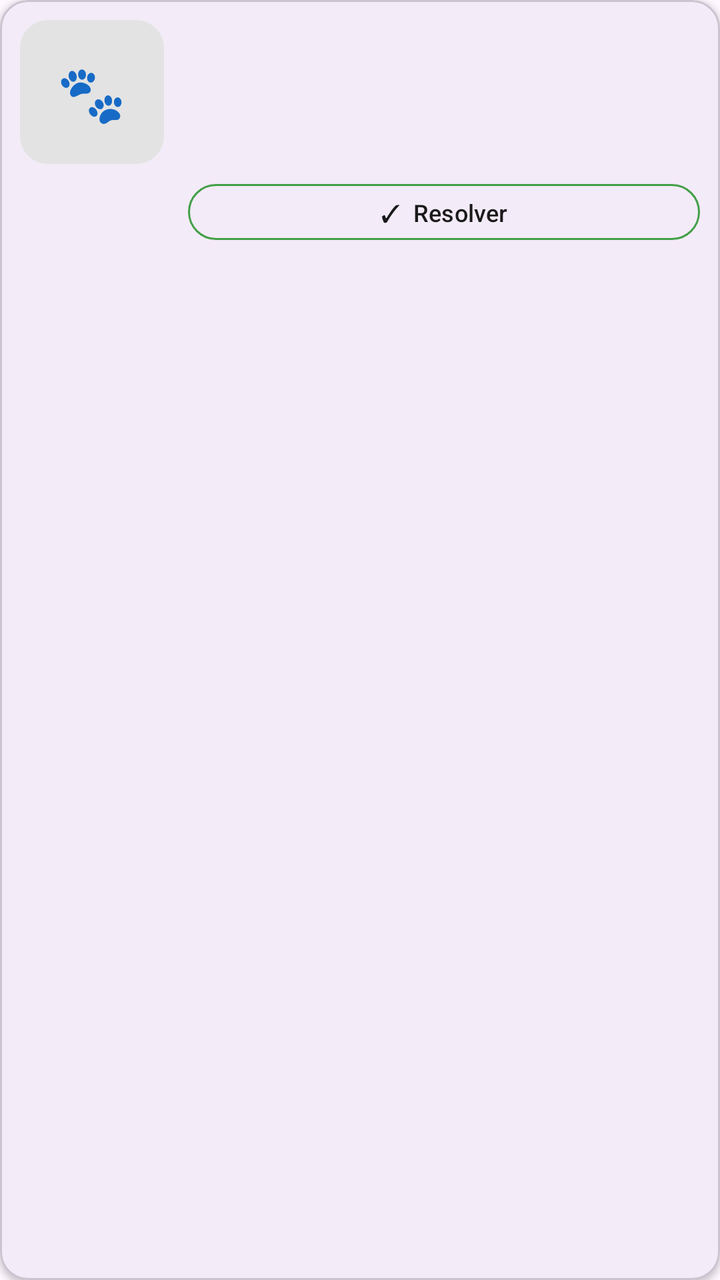
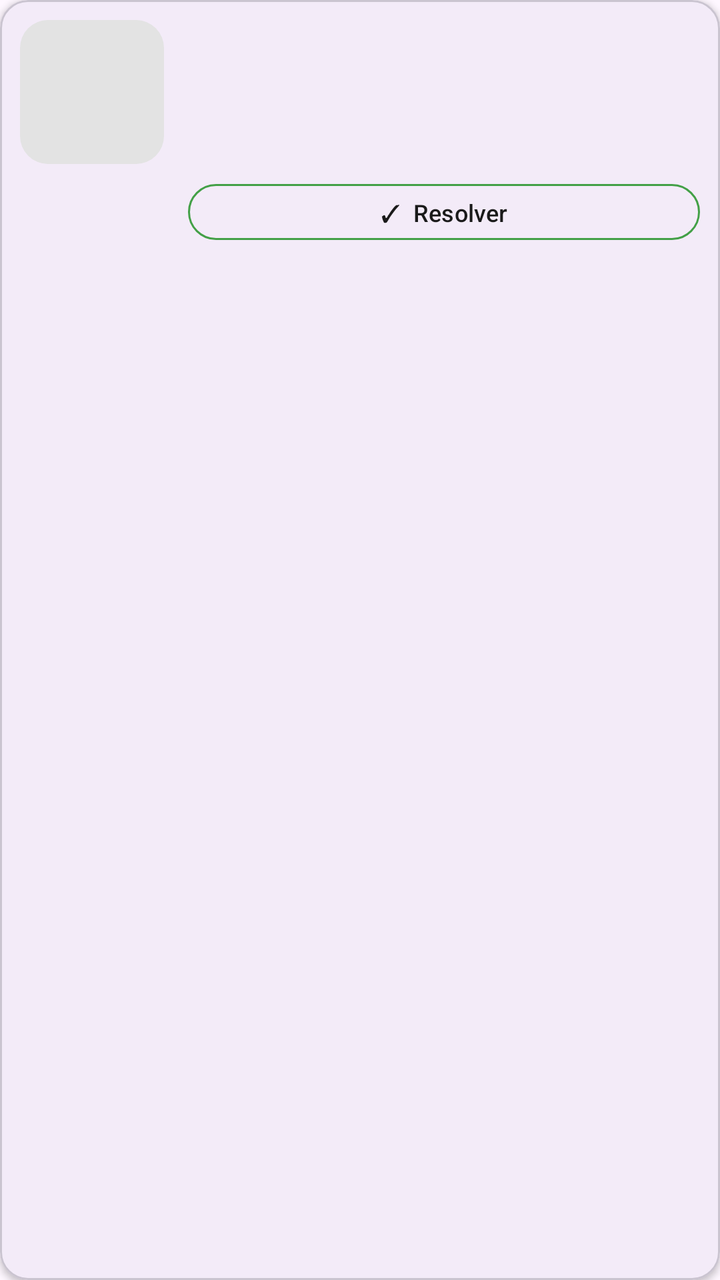

An Android layout rendered at two revisions. The XML below is the earlier revision; the diff shows what the commit changed to produce the second picture.
<!-- AndroidManifest.xml: application theme Theme.PracticaFinal -->
<!-- res/layout/item_mi_publicacion.xml -->
<?xml version="1.0" encoding="utf-8"?>
<com.google.android.material.card.MaterialCardView xmlns:android="http://schemas.android.com/apk/res/android"
    xmlns:app="http://schemas.android.com/apk/res-auto"
    android:layout_width="match_parent"
    android:layout_height="wrap_content"
    android:layout_marginStart="16dp"
    android:layout_marginTop="6dp"
    android:layout_marginEnd="16dp"
    android:layout_marginBottom="6dp"
    app:cardCornerRadius="14dp"
    app:cardElevation="2dp">

    <LinearLayout
        android:layout_width="match_parent"
        android:layout_height="wrap_content"
        android:orientation="horizontal"
        android:padding="10dp">

        <FrameLayout
            android:layout_width="72dp"
            android:layout_height="72dp">

            <ImageView
                android:id="@+id/img_foto"
                android:layout_width="match_parent"
                android:layout_height="match_parent"
                android:background="@drawable/bg_card_image"
                android:scaleType="centerCrop" />

            <TextView
                android:id="@+id/tv_placeholder"
                android:layout_width="wrap_content"
                android:layout_height="wrap_content"
                android:layout_gravity="center"
                android:text="🐾"
                android:textSize="28sp" />
        </FrameLayout>

        <LinearLayout
            android:layout_width="0dp"
            android:layout_height="wrap_content"
            android:layout_marginStart="12dp"
            android:layout_weight="1"
            android:orientation="vertical">

            <TextView
                android:id="@+id/tv_nombre"
                android:layout_width="wrap_content"
                android:layout_height="wrap_content"
                android:textColor="#1A1A1A"
                android:textSize="15sp"
                android:textStyle="bold" />

            <TextView
                android:id="@+id/tv_tipo"
                android:layout_width="wrap_content"
                android:layout_height="wrap_content"
                android:layout_marginTop="2dp"
                android:textColor="#616161"
                android:textSize="12sp" />

            <TextView
                android:id="@+id/tv_fecha"
                android:layout_width="wrap_content"
                android:layout_height="wrap_content"
                android:layout_marginTop="2dp"
                android:textColor="#9E9E9E"
                android:textSize="11sp" />

            <TextView
                android:id="@+id/tv_estado"
                android:layout_width="wrap_content"
                android:layout_height="wrap_content"
                android:layout_marginTop="2dp"
                android:textSize="11sp"
                android:textStyle="bold" />

            <com.google.android.material.button.MaterialButton
                android:id="@+id/btn_resolver"
                style="@style/Widget.Material3.Button.OutlinedButton"
                android:layout_width="match_parent"
                android:layout_height="36dp"
                android:layout_marginTop="6dp"
                android:text="✓  Resolver"
                android:textColor="#1A1A1A"
                android:textSize="12sp"
                app:strokeColor="#43A047" />
        </LinearLayout>
    </LinearLayout>

</com.google.android.material.card.MaterialCardView>
<!-- resources referenced by this layout -->
<resources>
  <!-- drawable bg_card_image (drawable) -->
  <?xml version="1.0" encoding="utf-8"?>
  <shape xmlns:android="http://schemas.android.com/apk/res/android">
      <solid android:color="#E3E3E3" />
      <corners android:radius="14dp" />
  </shape>
  <style name="Theme.PracticaFinal" parent="Base.Theme.PracticaFinal" />
  <style name="Base.Theme.PracticaFinal" parent="Theme.Material3.DayNight.NoActionBar">
          
          
      </style>
</resources>

<!-- the commit's change to res/layout/item_mi_publicacion.xml (unified diff, before → after) -->
@@ -32,7 +32,6 @@
                 android:layout_width="wrap_content"
                 android:layout_height="wrap_content"
                 android:layout_gravity="center"
-                android:text="🐾"
                 android:textSize="28sp" />
         </FrameLayout>
 
